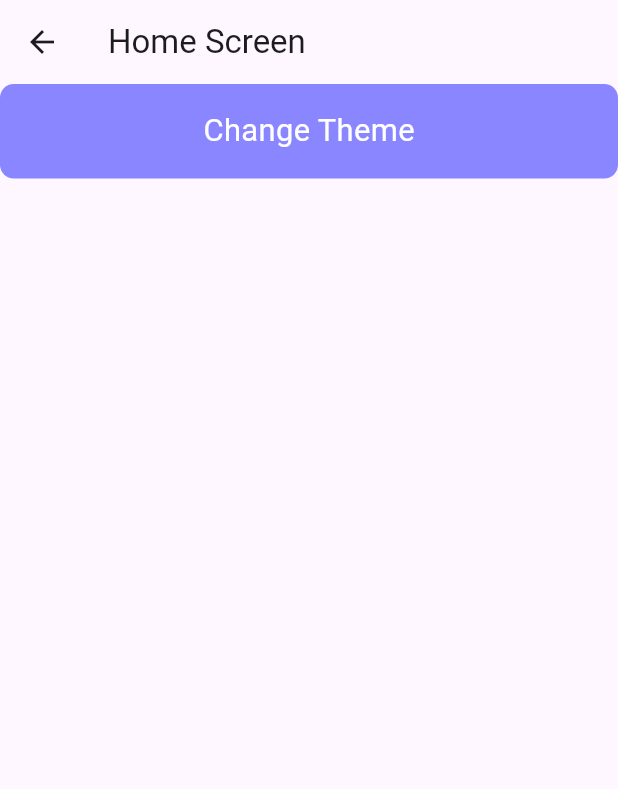
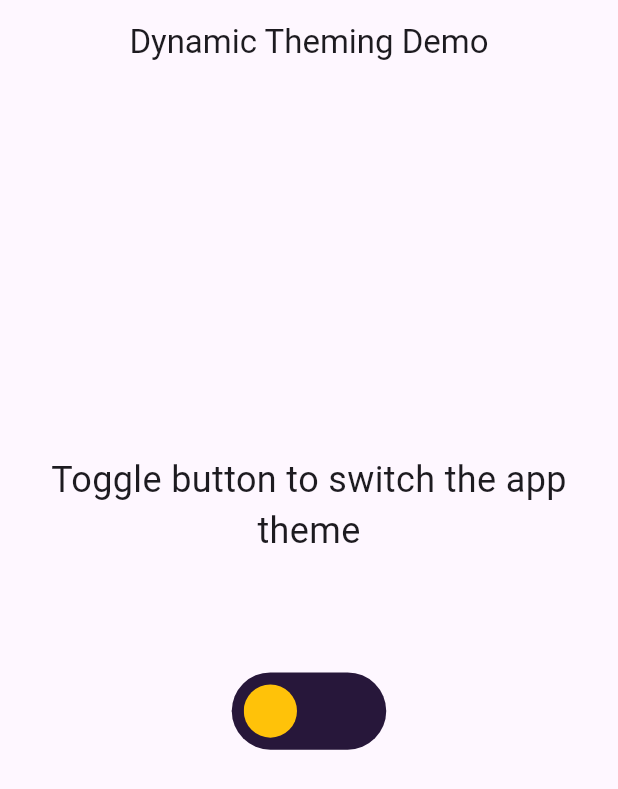
Before and after one commit to hoangtvspk/flutter_provider, a Flutter app: the HomeScreen screen opened directly, on a phone screen of 412 x 824 dp. Shown: the top 789 px of the screen. Run offline on Flutter 3.47's test engine with Material 3 defaults, Android fonts, the phone set to English and light mode, and no system bars; our stand-ins replace another_flushbar, auto_size_text, cached_network_image, device_info_plus, dio, flutter_screenutil and 6 more; accounts and stored records are empty; Roboto replaces fonts that are missing (Karla, Pretendard-SemiBold).

Commit message:
add provider

```diff
--- a/lib/common/main_bloc.dart
+++ /dev/null
@@ -1 +0,0 @@
-import 'dart:ui';
--- /dev/null
+++ b/lib/common/providers/theme_provider.dart
@@ -0,0 +1,14 @@
+import 'package:flutter/material.dart';
+
+class ThemeProvider with ChangeNotifier {
+  ThemeMode _mode;
+  ThemeMode get mode => _mode;
+  ThemeProvider({
+    ThemeMode mode = ThemeMode.light,
+  }) : _mode = mode;
+
+  void toggleMode() {
+    _mode = _mode == ThemeMode.light ? ThemeMode.dark : ThemeMode.light;
+    notifyListeners();
+  }
+}
--- a/lib/features/home_screen/home_screen.dart
+++ /dev/null
@@ -1,30 +0,0 @@
-import 'package:flutter/material.dart';
-import 'package:flutter_provider/app_base/config/app_routes.dart';
-import 'package:flutter_provider/common/widgets/app_button.dart';
-
-class HomeScreen extends StatefulWidget {
-  const HomeScreen({super.key});
-
-  @override
-  State<HomeScreen> createState() => _HomeScreenState();
-}
-
-class _HomeScreenState extends State<HomeScreen> {
-  @override
-  Widget build(BuildContext context) {
-    return Container(
-      child: Scaffold(
-        appBar: AppBar(title: const Text("Home Screen")),
-        body: Column(children: [
-          Center(
-            child: AppButton(
-              text: "Change Theme",
-              onClicked: () =>
-                  Navigator.of(context).pushNamed(AppRoutesMain.setting),
-            ),
-          )
-        ]),
-      ),
-    );
-  }
-}
--- /dev/null
+++ b/lib/features/home_screen/screens/home_screen.dart
@@ -0,0 +1,27 @@
+import 'package:flutter/material.dart';
+
+import 'widgets/mode_toggle_button.dart';
+
+class HomeScreen extends StatelessWidget {
+  @override
+  Widget build(BuildContext context) {
+    return Scaffold(
+      appBar: AppBar(
+        centerTitle: true,
+        title: Text('Dynamic Theming Demo'),
+      ),
+      body: Column(
+        mainAxisAlignment: MainAxisAlignment.center,
+        crossAxisAlignment: CrossAxisAlignment.stretch,
+        children: [
+          Text(
+            'Toggle button to switch the app theme',
+            textAlign: TextAlign.center,
+            style: TextStyle(fontSize: 24),
+          ),
+          ModeToggleButton(),
+        ],
+      ),
+    );
+  }
+}
--- /dev/null
+++ b/lib/features/home_screen/screens/widgets/mode_toggle_button.dart
@@ -0,0 +1,80 @@
+import 'package:flutter/material.dart';
+import 'package:flutter/services.dart';
+import 'package:provider/provider.dart';
+
+import '../../../../common/providers/theme_provider.dart';
+
+class ModeToggleButton extends StatefulWidget {
+  @override
+  _ModeToggleButtonState createState() => _ModeToggleButtonState();
+}
+
+class _ModeToggleButtonState extends State<ModeToggleButton> {
+  Size get s => MediaQuery.of(context).size;
+  int isOn = 0;
+
+  @override
+  Widget build(BuildContext context) {
+    bool _darkModeEnabled = Theme.of(context).brightness == Brightness.dark;
+    _darkModeEnabled ? isOn = 1 : isOn = 0;
+    return AnimatedContainer(
+      duration: Duration(milliseconds: 360),
+      width: s.width / 2,
+      height: s.height / 4,
+      color: Colors.transparent,
+      child: Center(
+        child: GestureDetector(
+          onTap: () {
+            HapticFeedback.mediumImpact();
+            Provider.of<ThemeProvider>(context, listen: false).toggleMode();
+            setState(() {
+              isOn == 0 ? isOn = 1 : isOn = 0;
+            });
+          },
+          child: Container(
+            width: s.width / 4,
+            height: s.width * 0.125,
+            decoration: BoxDecoration(
+              color: Color(0xff27173A),
+              borderRadius: BorderRadius.circular(60),
+            ),
+            child: Stack(
+              children: <Widget>[
+                AnimatedPositioned(
+                  duration: Duration(milliseconds: 360),
+                  top: 0,
+                  left: 0 + (s.width * 0.125) * isOn,
+                  child: Padding(
+                    padding: const EdgeInsets.all(8.0),
+                    child: Container(
+                      width: s.width * 0.125 - 16,
+                      height: s.width * 0.125 - 16,
+                      decoration: BoxDecoration(
+                        color: Color(0xffFFC209),
+                        shape: BoxShape.circle,
+                      ),
+                    ),
+                  ),
+                ),
+                AnimatedPositioned(
+                  duration: Duration(milliseconds: 360),
+                  top: isOn == 0 ? (s.width * 0.125 - 8) / 2 : 8,
+                  left: 0 + (s.width * 0.125 - 8) * isOn,
+                  child: AnimatedContainer(
+                    duration: Duration(milliseconds: 360),
+                    width: 8 + (s.width * 0.125 - 24) * isOn,
+                    height: 8 + (s.width * 0.125 - 24) * isOn,
+                    decoration: BoxDecoration(
+                      color: Color(0xff27173A),
+                      shape: BoxShape.circle,
+                    ),
+                  ),
+                ),
+              ],
+            ),
+          ),
+        ),
+      ),
+    );
+  }
+}
```
Also changed, not shown: lib/app_base/config/app_routes.dart (+6 -3 lines), lib/main.dart (+106 -97 lines), lib/features/home_screen/models/local_counter_model.dart (added), lib/features/home_screen/providers/home_screen_provider.dart (added), 3 other files.
